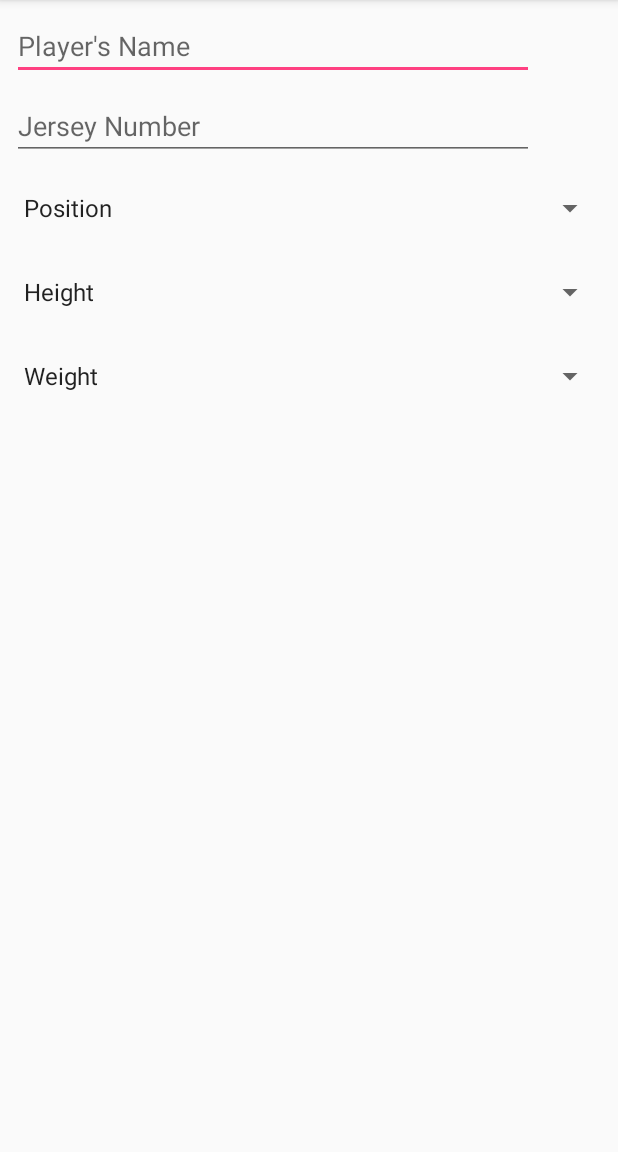
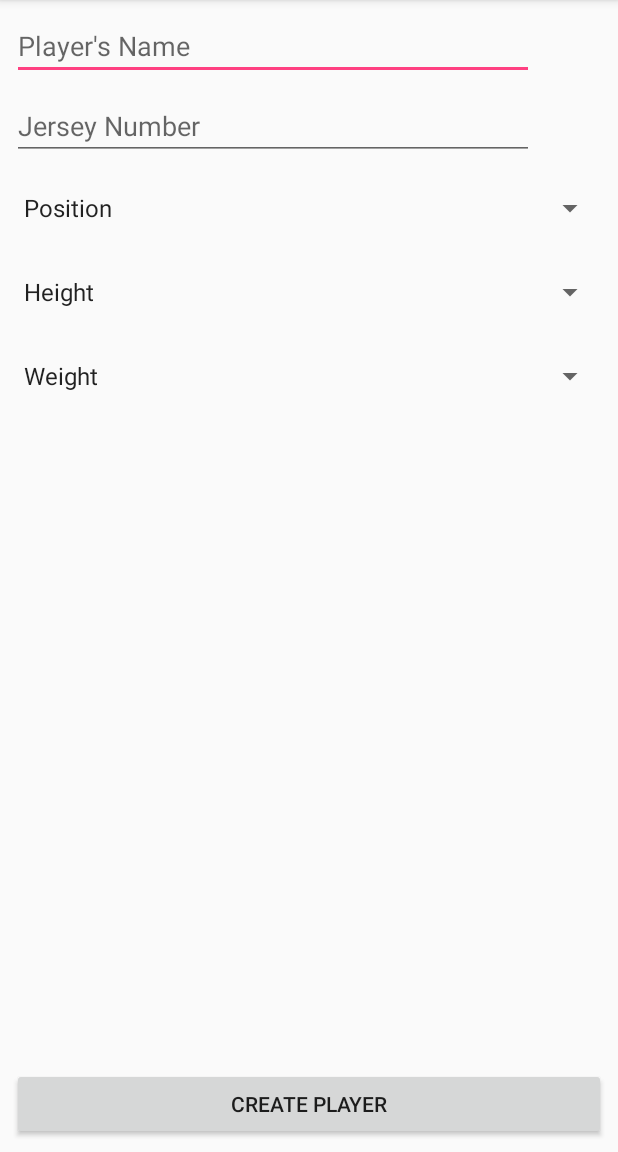
Before and after one commit to ryanmcalpin/basketball-rpg-android, an Android app: the screen it shows after launch (NewPlayerActivity), on a phone screen of 412 x 824 dp, the part 84-1236 px from its top. Run offline under Robolectric (Android 15) with nearby library versions, the phone set to English and light mode, and no system bars.

Commit message:
add submit button

```diff
--- a/app/src/main/res/layout/activity_new_player.xml
+++ b/app/src/main/res/layout/activity_new_player.xml
@@ -68,4 +68,19 @@
         app:layout_constraintStart_toStartOf="parent"
         app:layout_constraintTop_toBottomOf="@+id/height_spinner" />
 
+    <Button
+        android:id="@+id/create_player_button"
+        android:layout_width="0dp"
+        android:layout_height="wrap_content"
+        android:layout_marginBottom="8dp"
+        android:layout_marginEnd="8dp"
+        android:layout_marginStart="8dp"
+        android:layout_marginTop="8dp"
+        android:text="Create Player"
+        app:layout_constraintBottom_toBottomOf="parent"
+        app:layout_constraintEnd_toEndOf="parent"
+        app:layout_constraintStart_toStartOf="parent"
+        app:layout_constraintTop_toBottomOf="@+id/weight_spinner"
+        app:layout_constraintVertical_bias="1.0" />
+
 </android.support.constraint.ConstraintLayout>
```
